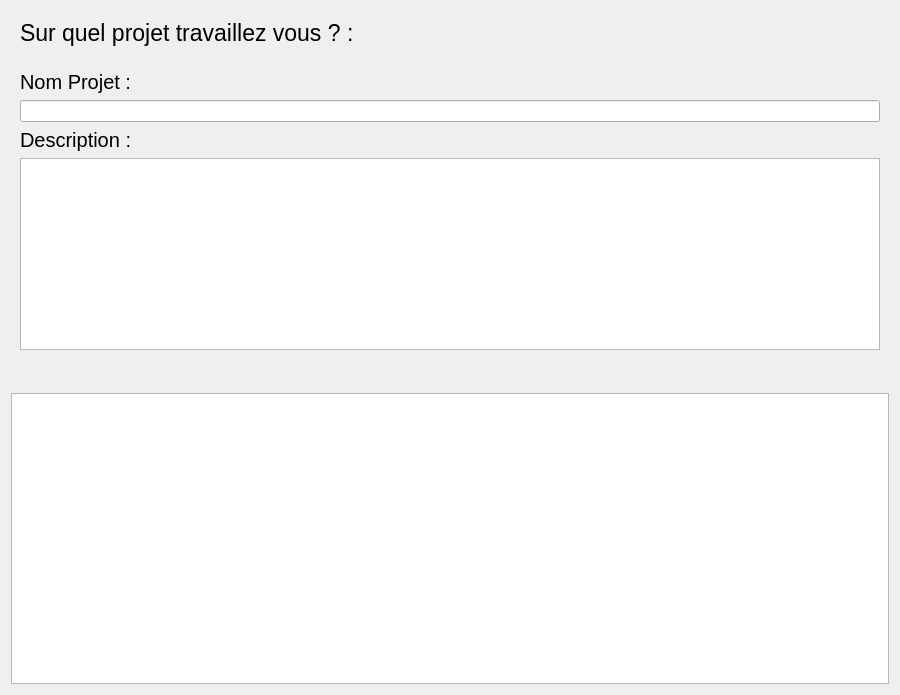
The window that App/Juntos/uiacceuil.ui (workspacerg/Juntos) describes before a commit, drawn with Qt 5.
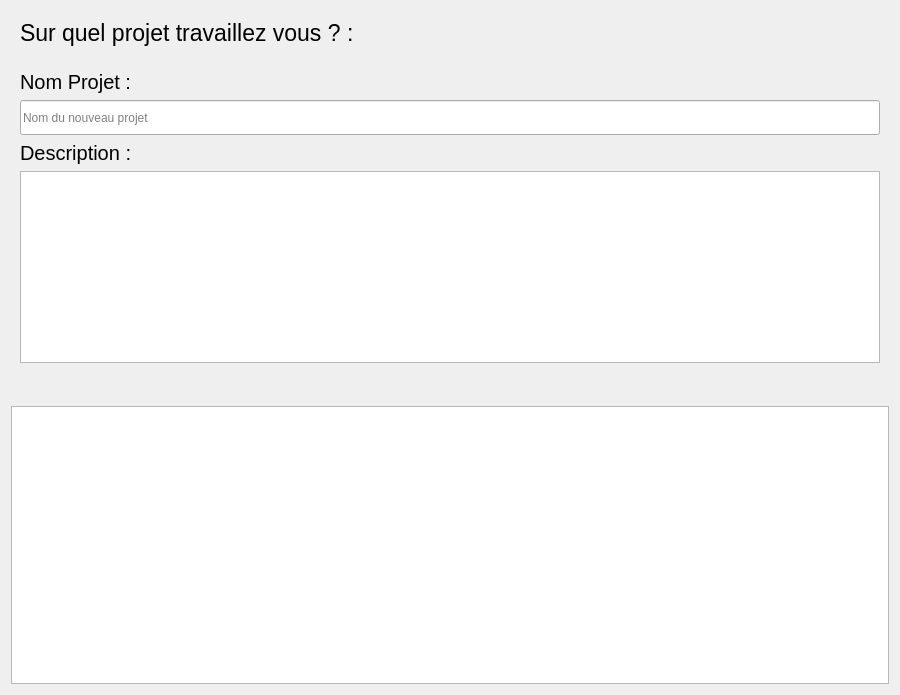
The same window after the commit. Icons and pictures are not drawn.

```diff
--- a/App/Juntos/uiacceuil.ui
+++ b/App/Juntos/uiacceuil.ui
@@ -122,15 +122,21 @@
         <property name="minimumSize">
          <size>
           <width>0</width>
-          <height>0</height>
+          <height>35</height>
          </size>
         </property>
         <property name="maximumSize">
          <size>
           <width>16777215</width>
-          <height>16777215</height>
+          <height>45</height>
          </size>
         </property>
+        <property name="text">
+         <string/>
+        </property>
+        <property name="placeholderText">
+         <string>Nom du nouveau projet</string>
+        </property>
        </widget>
       </item>
       <item>
```
